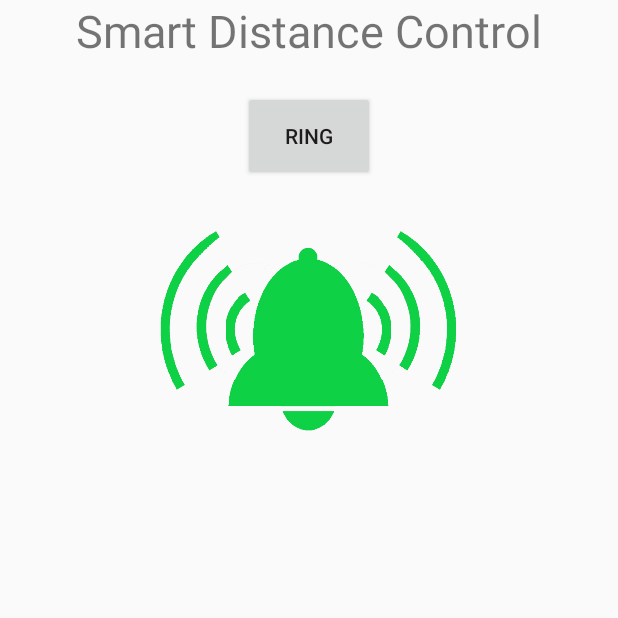
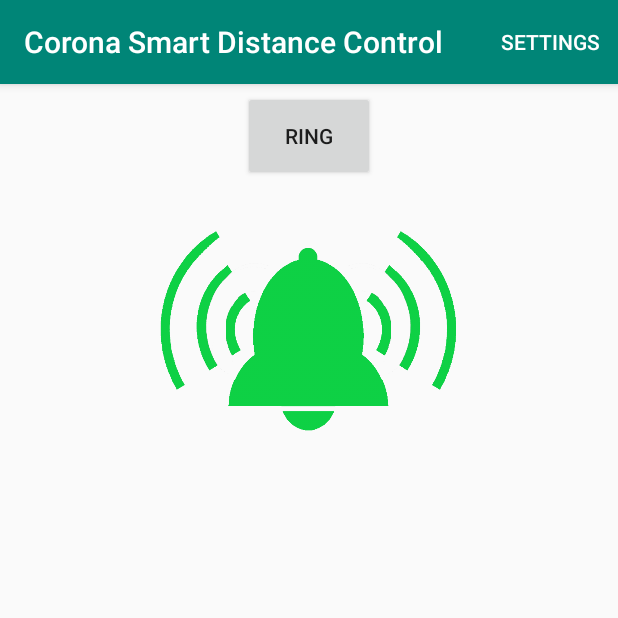
Before and after one commit to wesselww/12_Social_Distancing_Smart_Distance, an Android app: the screen it shows after launch (MainActivity), on a phone screen of 412 x 824 dp, the top half of it. Run offline under Robolectric (Android 15) with nearby library versions, the phone set to English and light mode, and no system bars.

Commit message:
Settings

```diff
--- a/app/build.gradle
+++ b/app/build.gradle
@@ -23,6 +23,7 @@ dependencies {
     implementation fileTree(dir: 'libs', include: ['*.jar'])
     implementation 'androidx.appcompat:appcompat:1.0.2'
     implementation 'androidx.constraintlayout:constraintlayout:1.1.3'
+    implementation 'androidx.appcompat:appcompat:1.0.0'
     testImplementation 'junit:junit:4.12'
     androidTestImplementation 'androidx.test.ext:junit:1.1.0'
     androidTestImplementation 'androidx.test.espresso:espresso-core:3.1.1'
--- a/app/src/main/java/de/wirvsvirus/smart_distance_control/MainActivity.java
+++ b/app/src/main/java/de/wirvsvirus/smart_distance_control/MainActivity.java
@@ -1,17 +1,23 @@
 package de.wirvsvirus.smart_distance_control;
 
+import androidx.appcompat.app.ActionBar;
 import androidx.appcompat.app.AlertDialog;
 import androidx.appcompat.app.AppCompatActivity;
+import androidx.appcompat.widget.Toolbar;
 import android.bluetooth.BluetoothAdapter;
 import android.bluetooth.BluetoothDevice;
 import android.content.BroadcastReceiver;
+import android.content.ClipData;
 import android.content.Context;
 import android.content.DialogInterface;
 import android.content.Intent;
 import android.content.IntentFilter;
 import android.os.Bundle;
 import android.os.CountDownTimer;
+import android.view.Menu;
+import android.view.MenuItem;
 import android.view.View;
+import android.widget.Button;
 import android.widget.ImageView;
 import android.widget.Toast;
 
@@ -42,7 +48,9 @@ public class MainActivity extends AppCompatActivity {
         super.onCreate(savedInstanceState);
         setContentView(R.layout.activity_main);
 
-
+        Toolbar toolbar = findViewById(R.id.toolbar);
+        setSupportActionBar(toolbar);
+        ActionBar actionBar = getSupportActionBar();
         this.BTAdapter = BluetoothAdapter .getDefaultAdapter();
 
 
@@ -94,5 +102,22 @@ public class MainActivity extends AppCompatActivity {
     public void alarm(View v) {
         alarmManager.checkDistance(20 );
     }
+    @Override
+    public boolean onOptionsItemSelected(MenuItem item) {
+        switch (item.getItemId()){
+            case R.id.tbSettings:
+                startActivity(new Intent(MainActivity.this, Settings.class));
+                break;
+            default:
+                break;
+        }
+        return true;
+    }
+    @Override
+    public boolean onCreateOptionsMenu(Menu menu) {
+        // Inflate the menu; this adds items to the action bar if it is present.
+        getMenuInflater().inflate(R.menu.menu, menu);
+        return true;
+    }
 
 }
--- a/app/src/main/res/layout/activity_main.xml
+++ b/app/src/main/res/layout/activity_main.xml
@@ -5,6 +5,9 @@
     android:layout_width="match_parent"
     android:layout_height="match_parent"
     tools:context=".MainActivity">
+    <include
+        android:id="@+id/toolbar"
+        layout="@layout/toolbar"></include>
 
     <TextView
         android:id="@+id/headline"
--- /dev/null
+++ b/app/src/main/res/layout/toolbar.xml
@@ -0,0 +1,9 @@
+<?xml version="1.0" encoding="utf-8"?>
+<androidx.appcompat.widget.Toolbar xmlns:android="http://schemas.android.com/apk/res/android"
+    android:layout_width="match_parent"
+    android:layout_height="wrap_content"
+    android:background="@color/colorPrimary"
+    android:elevation="4dp"
+    android:theme="@style/ThemeOverlay.AppCompat.Dark.ActionBar">
+
+    </androidx.appcompat.widget.Toolbar>
--- /dev/null
+++ b/app/src/main/res/menu/menu.xml
@@ -0,0 +1,8 @@
+<menu xmlns:android="http://schemas.android.com/apk/res/android"
+    xmlns:app="http://schemas.android.com/apk/res-auto">
+    <item
+        android:id="@+id/tbSettings"
+        app:showAsAction="ifRoom"
+        android:title="Settings">
+    </item>
+</menu>
```
Also changed, not shown: app/src/main/AndroidManifest.xml (+5 -2 lines), app/src/main/java/de/wirvsvirus/smart_distance_control/Settings.java (added, +42 -0 lines), app/src/main/res/layout/activity_settings.xml (added, +98 -0 lines).
